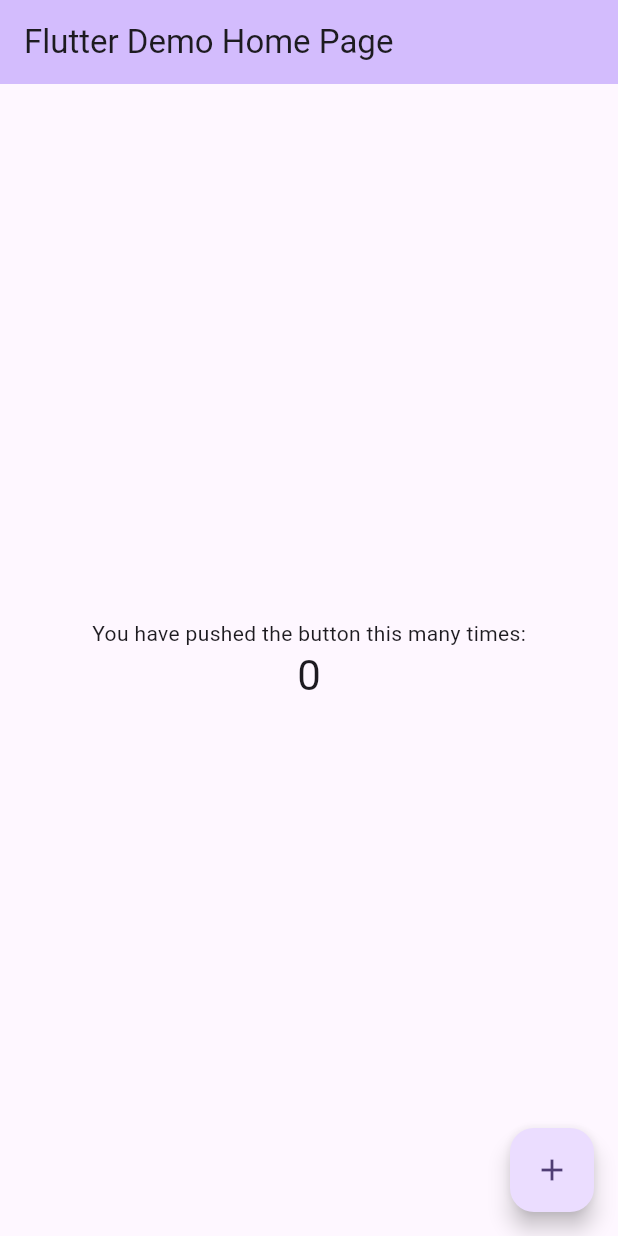
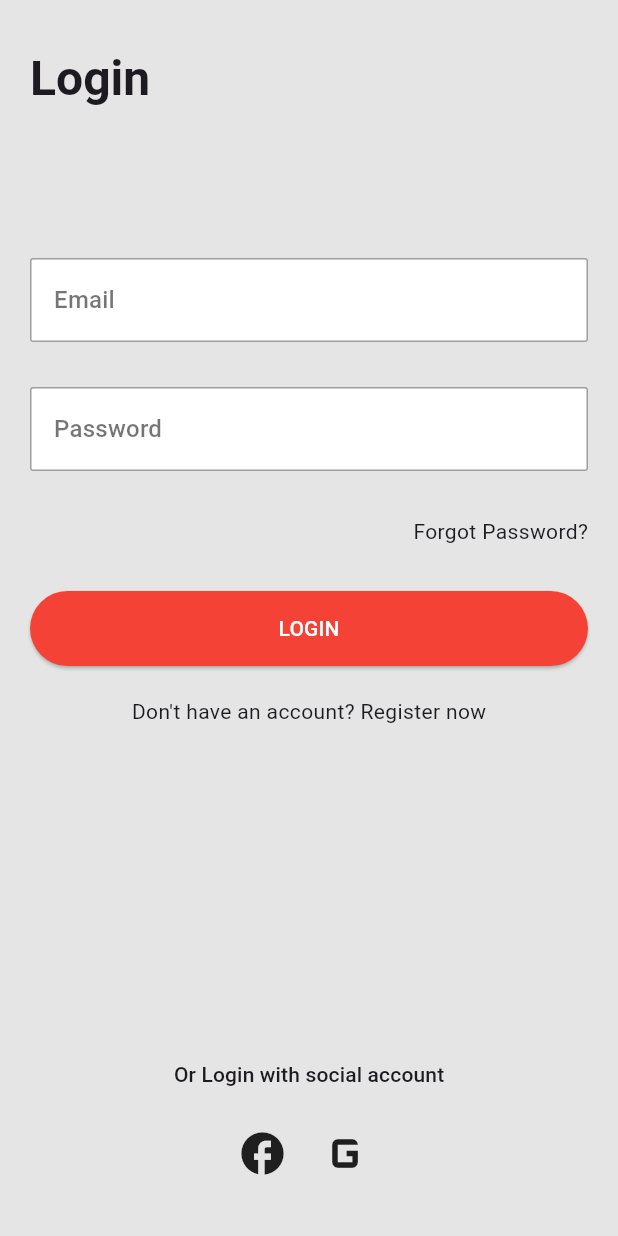
Before and after one commit to anasradi1999/E-commerce-App, a Flutter app: the screen it shows after launch, on a phone screen of 412 x 824 dp. Run offline on Flutter 3.47's test engine with Material 3 defaults, Android fonts, the phone set to English and light mode, and no system bars.

Commit message:
-  manage routs - add ui login && sign up - add main button widget

```diff
--- /dev/null
+++ b/lib/helper/router.dart
@@ -0,0 +1,23 @@
+import 'package:ecommerce_app/helper/routes.dart';
+import 'package:flutter/cupertino.dart';
+import '../views/screens/landing_page.dart';
+import '../views/screens/login_page.dart';
+import '../views/screens/register_page.dart';
+
+Route<dynamic> onGenerate(RouteSettings settings) {
+  switch (settings.name) {
+    case AppRouters.loginPageRoutes:
+      return CupertinoPageRoute(
+        builder: (_) => const LoginPage(),
+      );
+      case AppRouters.registerPageRoutes:
+      return CupertinoPageRoute(
+        builder: (_) => const RegisterPage(),
+      );
+    case AppRouters.lodingPageRoutes:
+    default:
+      return CupertinoPageRoute(
+        builder: (_) => const LandingPage(),
+      );
+  }
+}
--- /dev/null
+++ b/lib/helper/routes.dart
@@ -0,0 +1,5 @@
+class AppRouters{
+   static const String lodingPageRoutes = '/';
+   static const String loginPageRoutes = '/login';
+   static const String registerPageRoutes = '/register';
+}
--- a/lib/main.dart
+++ b/lib/main.dart
@@ -1,4 +1,9 @@
+import 'package:ecommerce_app/helper/router.dart';
+import 'package:ecommerce_app/views/screens/landing_page.dart';
 import 'package:flutter/material.dart';
+
+import 'helper/routes.dart';
+import 'views/screens/login_page.dart';
 
 void main() {
   runApp(const MyApp());
@@ -7,116 +12,28 @@ void main() {
 class MyApp extends StatelessWidget {
   const MyApp({super.key});
 
-  // This widget is the root of your application.
   @override
   Widget build(BuildContext context) {
     return MaterialApp(
-      title: 'Flutter Demo',
+      debugShowCheckedModeBanner: false,
+      title: 'Ecommerce App',
       theme: ThemeData(
-        // This is the theme of your application.
-        //
-        // TRY THIS: Try running your application with "flutter run". You'll see
-        // the application has a purple toolbar. Then, without quitting the app,
-        // try changing the seedColor in the colorScheme below to Colors.green
-        // and then invoke "hot reload" (save your changes or press the "hot
-        // reload" button in a Flutter-supported IDE, or press "r" if you used
-        // the command line to start the app).
-        //
-        // Notice that the counter didn't reset back to zero; the application
-        // state is not lost during the reload. To reset the state, use hot
-        // restart instead.
-        //
-        // This works for code too, not just values: Most code changes can be
-        // tested with just a hot reload.
-        colorScheme: .fromSeed(seedColor: Colors.deepPurple),
+        scaffoldBackgroundColor:const Color(0xFFE5E5E5),
+        primaryColor: Colors.red,
+        inputDecorationTheme: InputDecorationTheme(
+          labelStyle: Theme.of(context).textTheme.titleMedium?.copyWith(color: Colors.black54),
+          focusedBorder: OutlineInputBorder(
+            borderRadius: BorderRadius.circular(2),
+            borderSide: BorderSide(color: Colors.grey),
+          ),
+          enabledBorder: OutlineInputBorder(
+            borderRadius: BorderRadius.circular(2),
+            borderSide: BorderSide(color: Colors.grey),
+          ),
+        ),
       ),
-      home: const MyHomePage(title: 'Flutter Demo Home Page'),
+      onGenerateRoute: onGenerate,
+      initialRoute: AppRouters.loginPageRoutes,
     );
   }
 }
-
-class MyHomePage extends StatefulWidget {
-  const MyHomePage({super.key, required this.title});
-
-  // This widget is the home page of your application. It is stateful, meaning
-  // that it has a State object (defined below) that contains fields that affect
-  // how it looks.
-
-  // This class is the configuration for the state. It holds the values (in this
-  // case the title) provided by the parent (in this case the App widget) and
-  // used by the build method of the State. Fields in a Widget subclass are
-  // always marked "final".
-
-  final String title;
-
-  @override
-  State<MyHomePage> createState() => _MyHomePageState();
-}
-
-class _MyHomePageState extends State<MyHomePage> {
-  int _counter = 0;
-
-  void _incrementCounter() {
-    setState(() {
-      // This call to setState tells the Flutter framework that something has
-      // changed in this State, which causes it to rerun the build method below
-      // so that the display can reflect the updated values. If we changed
-      // _counter without calling setState(), then the build method would not be
-      // called again, and so nothing would appear to happen.
-      _counter++;
-    });
-  }
-
-  @override
-  Widget build(BuildContext context) {
-    // This method is rerun every time setState is called, for instance as done
-    // by the _incrementCounter method above.
-    //
-    // The Flutter framework has been optimized to make rerunning build methods
-    // fast, so that you can just rebuild anything that needs updating rather
-    // than having to individually change instances of widgets.
-    return Scaffold(
-      appBar: AppBar(
-        // TRY THIS: Try changing the color here to a specific color (to
-        // Colors.amber, perhaps?) and trigger a hot reload to see the AppBar
-        // change color while the other colors stay the same.
-        backgroundColor: Theme.of(context).colorScheme.inversePrimary,
-        // Here we take the value from the MyHomePage object that was created by
-        // the App.build method, and use it to set our appbar title.
-        title: Text(widget.title),
-      ),
-      body: Center(
-        // Center is a layout widget. It takes a single child and positions it
-        // in the middle of the parent.
-        child: Column(
-          // Column is also a layout widget. It takes a list of children and
-          // arranges them vertically. By default, it sizes itself to fit its
-          // children horizontally, and tries to be as tall as its parent.
-          //
-          // Column has various properties to control how it sizes itself and
-          // how it positions its children. Here we use mainAxisAlignment to
-          // center the children vertically; the main axis here is the vertical
-          // axis because Columns are vertical (the cross axis would be
-          // horizontal).
-          //
-          // TRY THIS: Invoke "debug painting" (choose the "Toggle Debug Paint"
-          // action in the IDE, or press "p" in the console), to see the
-          // wireframe for each widget.
-          mainAxisAlignment: .center,
-          children: [
-            const Text('You have pushed the button this many times:'),
-            Text(
-              '$_counter',
-              style: Theme.of(context).textTheme.headlineMedium,
-            ),
-          ],
-        ),
-      ),
-      floatingActionButton: FloatingActionButton(
-        onPressed: _incrementCounter,
-        tooltip: 'Increment',
-        child: const Icon(Icons.add),
-      ),
-    );
-  }
-}
--- /dev/null
+++ b/lib/views/screens/login_page.dart
@@ -0,0 +1,131 @@
+import 'package:ecommerce_app/views/widget/main_button.dart';
+import 'package:flutter/material.dart';
+
+import '../../helper/routes.dart';
+
+class LoginPage extends StatefulWidget {
+  const LoginPage({super.key});
+
+  @override
+  State<LoginPage> createState() => _LoginPageState();
+}
+
+class _LoginPageState extends State<LoginPage> {
+  final _formKey = GlobalKey<FormState>();
+  final TextEditingController _emailController = TextEditingController();
+  final TextEditingController _passwordController = TextEditingController();
+
+  @override
+  Widget build(BuildContext context) {
+    return Scaffold(
+      resizeToAvoidBottomInset: true,
+      body: SafeArea(
+        child: LayoutBuilder(
+          builder: (context, constraints) {
+            return SingleChildScrollView(
+              child: ConstrainedBox(
+                constraints: BoxConstraints(minHeight: constraints.maxHeight),
+                child: IntrinsicHeight(
+                  child: Padding(
+                    padding: const EdgeInsets.symmetric(
+                      horizontal: 20,
+                      vertical: 32,
+                    ),
+                    child: Form(
+                      key: _formKey,
+                      child: Column(
+                        crossAxisAlignment: CrossAxisAlignment.start,
+                        children: [
+                          Text(
+                            'Login',
+                            style: Theme.of(context).textTheme.headlineLarge!
+                                .copyWith(fontWeight: FontWeight.bold),
+                          ),
+
+                          const SizedBox(height: 100),
+
+                          TextFormField(
+                            controller: _emailController,
+                            validator: (value) =>
+                                value!.isEmpty ? 'Email is required' : null,
+                            decoration: InputDecoration(
+                              filled: true,
+                              fillColor: Colors.white,
+                              focusColor: Theme.of(context).primaryColor,
+                              labelText: 'Email',
+                            ),
+                          ),
+
+                          const SizedBox(height: 30),
+
+                          TextFormField(
+                            controller: _passwordController,
+                            validator: (value) =>
+                                value!.isEmpty ? 'Password is required' : null,
+                            decoration: InputDecoration(
+                              filled: true,
+                              fillColor: Colors.white,
+                              focusColor: Theme.of(context).primaryColor,
+                              labelText: 'Password',
+                            ),
+                            obscureText: true,
+                          ),
+
+                          const SizedBox(height: 30),
+
+                          Align(
+                            alignment: Alignment.topRight,
+                            child: InkWell(
+                              onTap: () {},
+                              child: Text('Forgot Password?'),
+                            ),
+                          ),
+
+                          const SizedBox(height: 30),
+
+                          MainButton(text: 'LOGIN', onTap: () {
+                          }),
+
+                          const SizedBox(height: 20),
+
+                          InkWell(
+                            onTap: () {
+                              Navigator.pushReplacementNamed(context, AppRouters.registerPageRoutes);
+                            },
+                            child: Center(
+                              child: Text('Don\'t have an account? Register now'),
+                            ),
+                          ),
+
+                          const Spacer(),
+
+                          Center(
+                            child: Text(
+                              'Or Login with social account',
+                              style: Theme.of(context).textTheme.titleSmall,
+                            ),
+                          ),
+
+                          const SizedBox(height: 20),
+
+                          Row(
+                            mainAxisAlignment: MainAxisAlignment.center,
+                            children: const [
+                              Icon(Icons.facebook, size: 34),
+                              SizedBox(width: 16),
+                              Icon(Icons.g_mobiledata, size: 46),
+                            ],
+                          ),
+                        ],
+                      ),
+                    ),
+                  ),
+                ),
+              ),
+            );
+          },
+        ),
+      ),
+    );
+  }
+}
--- /dev/null
+++ b/lib/views/widget/main_button.dart
@@ -0,0 +1,22 @@
+import 'package:flutter/material.dart';
+
+class MainButton extends StatelessWidget {
+  final String text;
+  final VoidCallback onTap;
+  const MainButton({super.key, required this.text, required this.onTap});
+
+  @override
+  Widget build(BuildContext context) {
+    return SizedBox(
+      width: double.infinity,
+      height: 50,
+      child: ElevatedButton(
+        onPressed: onTap,
+        style: ElevatedButton.styleFrom(
+            backgroundColor: Theme.of(context).primaryColor,
+        ),
+        child: Text(text, style: TextStyle(color: Colors.white)),
+      ),
+    );
+  }
+}
```
Also changed, not shown: lib/views/screens/landing_page.dart (added, +16 -0 lines), lib/views/screens/register_page.dart (added, +123 -0 lines), pubspec.yaml (+2 -64 lines), pubspec.lock (added).
